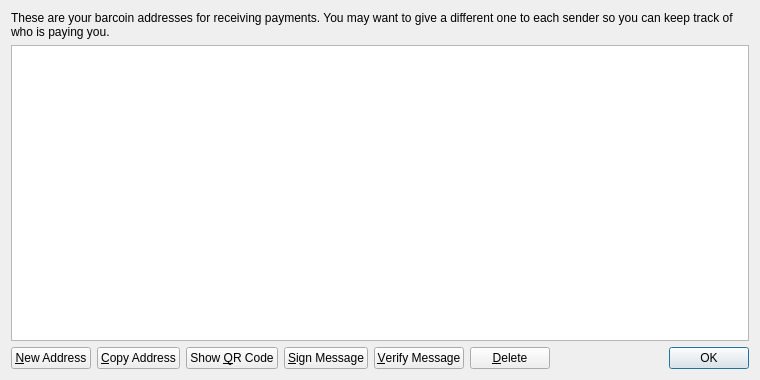
Above: src/qt/forms/addressbookpage.ui from lilycoin/lilycoin before the change. Below: the same form after it.
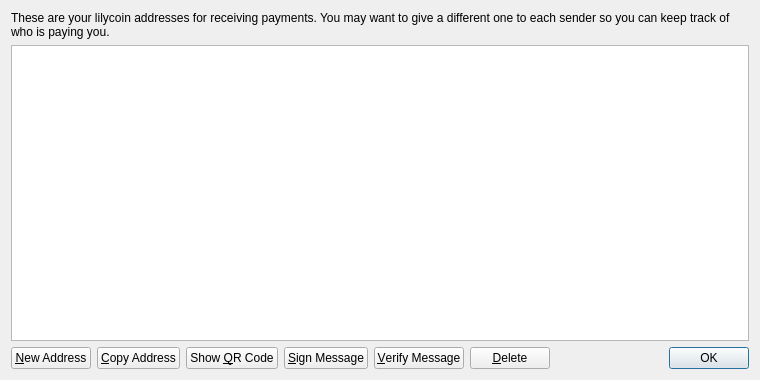
That is the form after the change. Icons and pictures are not drawn.

```diff
--- a/src/qt/forms/addressbookpage.ui
+++ b/src/qt/forms/addressbookpage.ui
@@ -17,7 +17,7 @@
    <item>
     <widget class="QLabel" name="labelExplanation">
      <property name="text">
-      <string>These are your barcoin addresses for receiving payments. You may want to give a different one to each sender so you can keep track of who is paying you.</string>
+      <string>These are your lilycoin addresses for receiving payments. You may want to give a different one to each sender so you can keep track of who is paying you.</string>
      </property>
      <property name="textFormat">
       <enum>Qt::PlainText</enum>
```
